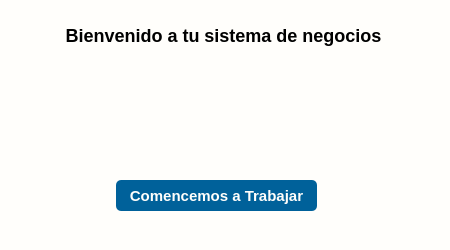
The window that app/View/UserInterfaceUi/UI_BIENVENIDA.ui (LAngelVp/software-punto-de-venta) describes before a commit, drawn with Qt 5.
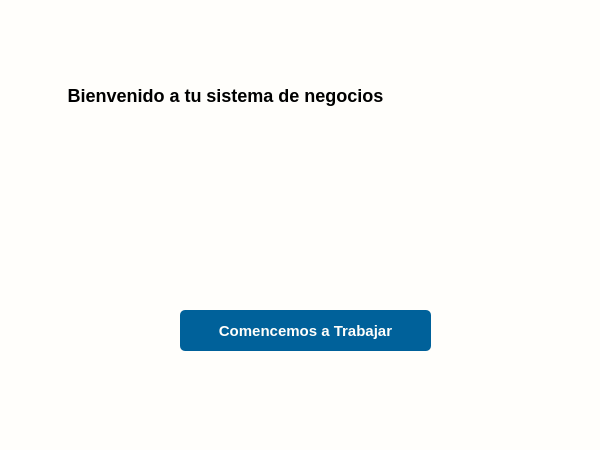
The same window after the commit. Icons and pictures are not drawn.

Patch:
```diff
--- a/app/View/UserInterfaceUi/UI_BIENVENIDA.ui
+++ b/app/View/UserInterfaceUi/UI_BIENVENIDA.ui
@@ -6,20 +6,20 @@
    <rect>
     <x>0</x>
     <y>0</y>
-    <width>450</width>
-    <height>250</height>
+    <width>600</width>
+    <height>450</height>
    </rect>
   </property>
   <property name="minimumSize">
    <size>
-    <width>450</width>
-    <height>250</height>
+    <width>600</width>
+    <height>450</height>
    </size>
   </property>
   <property name="maximumSize">
    <size>
-    <width>450</width>
-    <height>250</height>
+    <width>600</width>
+    <height>450</height>
    </size>
   </property>
   <property name="windowTitle">
@@ -43,10 +43,10 @@
   <widget class="QWidget" name="contenedor" native="true">
    <property name="geometry">
     <rect>
-     <x>38</x>
-     <y>20</y>
-     <width>371</width>
-     <height>211</height>
+     <x>40</x>
+     <y>80</y>
+     <width>521</width>
+     <height>291</height>
     </rect>
    </property>
    <property name="styleSheet">
@@ -66,10 +66,10 @@
    <widget class="QLabel" name="etiqueta_imagen">
     <property name="geometry">
      <rect>
-      <x>80</x>
+      <x>100</x>
       <y>30</y>
-      <width>191</width>
-      <height>131</height>
+      <width>351</width>
+      <height>221</height>
      </rect>
     </property>
     <property name="styleSheet">
@@ -98,7 +98,6 @@
      <font>
       <family>Arial</family>
       <pointsize>-1</pointsize>
-      <weight>75</weight>
       <bold>true</bold>
      </font>
     </property>
@@ -112,16 +111,15 @@
    <widget class="QPushButton" name="btn_btn_registrar">
     <property name="geometry">
      <rect>
-      <x>78</x>
-      <y>160</y>
-      <width>201</width>
-      <height>31</height>
+      <x>140</x>
+      <y>230</y>
+      <width>251</width>
+      <height>41</height>
      </rect>
     </property>
     <property name="font">
      <font>
       <pointsize>11</pointsize>
-      <weight>75</weight>
       <bold>true</bold>
      </font>
     </property>
@@ -138,10 +136,10 @@
    <widget class="QLabel" name="label">
     <property name="geometry">
      <rect>
-      <x>240</x>
+      <x>360</x>
       <y>40</y>
-      <width>91</width>
-      <height>31</height>
+      <width>131</width>
+      <height>61</height>
      </rect>
     </property>
     <property name="styleSheet">
```
Left out of the diff: 2 changed lines with no effect on the pictures.
